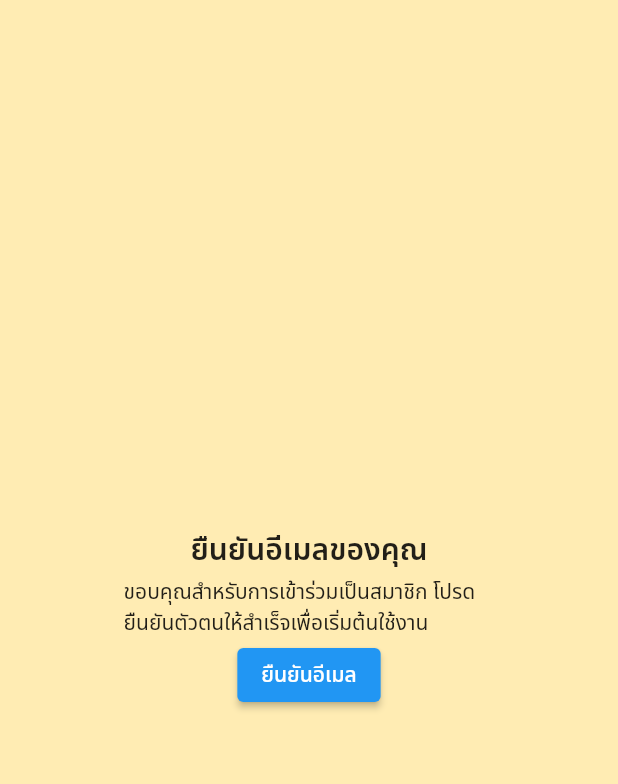
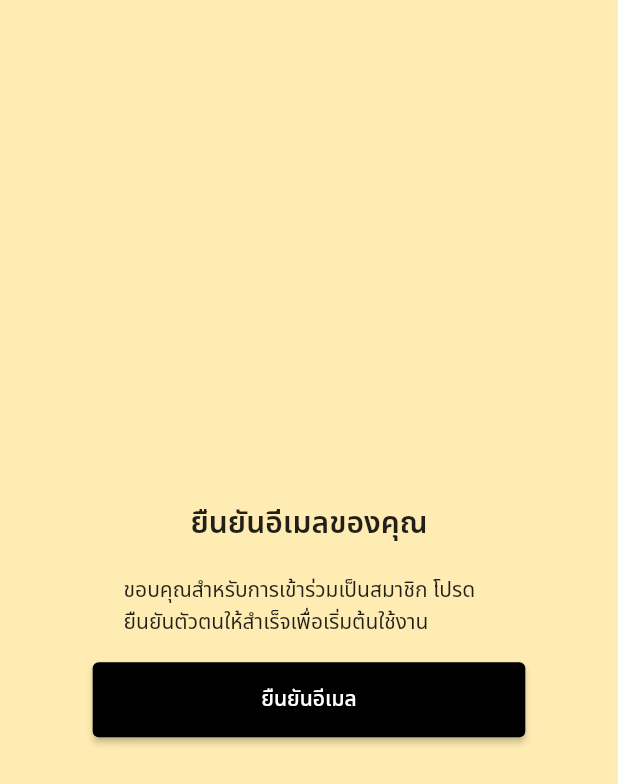
Before and after one commit to AINutritionProject/KinDeeUDee, a Flutter app: the VerifyPage screen opened directly, on a phone screen of 412 x 824 dp. Shown: the top 784 px of the screen. Run offline on Flutter 3.47's test engine with Material 2 defaults, Android fonts, the phone set to English and light mode, and no system bars; our stand-ins replace camera, cloud_firestore, csv, dotted_border, email_validator, firebase_auth and 9 more; missing offline and left inert: tflite_flutter; accounts and stored records are empty; project files that could hold a hidden picture were left out.

Commit message:
add function verify v2

```diff
--- a/lib/pages/verify_page.dart
+++ b/lib/pages/verify_page.dart
@@ -19,13 +19,17 @@ class VerifyPage extends StatelessWidget {
                       child: const Text('ยืนยันอีเมลของคุณ',style: TextStyle(fontSize: 20,fontWeight: FontWeight.w600),)
                       ),
                        Container(
-                        padding: EdgeInsets.zero,
+                        padding: EdgeInsets.only(top: MediaQuery.of(context).size.height*0.02),
                         margin: EdgeInsets.symmetric(horizontal: MediaQuery.of(context).size.width)*0.2,
                         child: const Text('ขอบคุณสำหรับการเข้าร่วมเป็นสมาชิก โปรดยืนยันตัวตนให้สำเร็จเพื่อเริ่มต้นใช้งาน'),
                       ),
                       Container(
-                        padding: EdgeInsets.zero,
+                        padding: EdgeInsets.only(top: MediaQuery.of(context).size.height*0.02),
+                        margin: EdgeInsets.symmetric(horizontal: MediaQuery.of(context).size.width)*0.15,
                         child: ElevatedButton(
+                          style: ElevatedButton.styleFrom(
+                            backgroundColor: Colors.black,
+                            minimumSize: const Size.fromHeight(50),),
                           onPressed: (){},
                           child: const Text('ยืนยันอีเมล'),
                         ),
```
